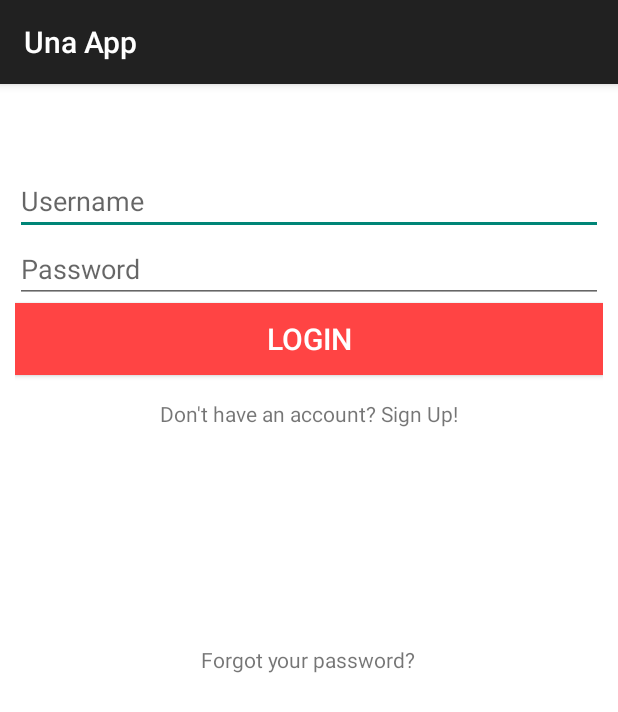
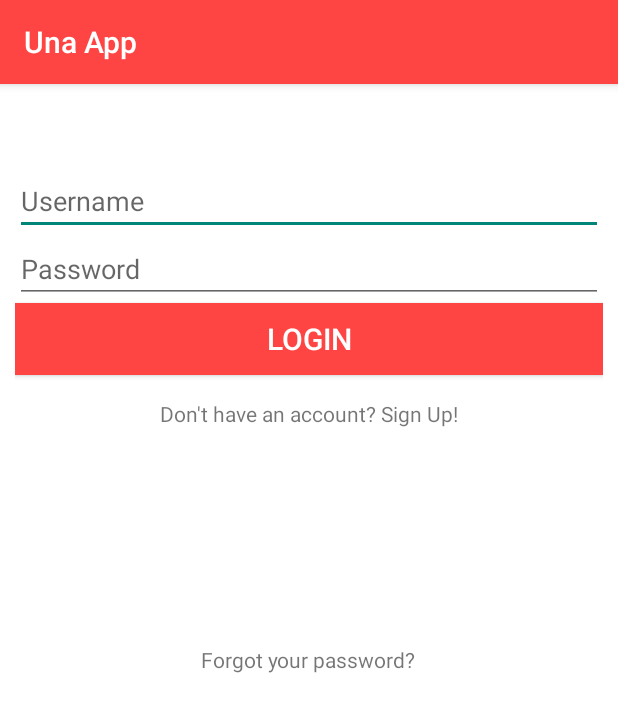
Before and after one commit to toddAwesome/UnaApp, an Android app: the screen it shows after launch (EnterActivity), on a phone screen of 412 x 824 dp. Shown: the top 712 px of the screen. Run offline under Robolectric (Android 15) with nearby library versions, the phone set to English and light mode, and no system bars; our stand-ins replace ButterKnife; libraries missing offline, so code that uses them is left out: com.facebook; 3 statements that could not run were skipped.

Commit message:
this is the final project

```diff
--- a/app/src/main/java/com/arshsingh93/unaapp/EnterActivity.java
+++ b/app/src/main/java/com/arshsingh93/unaapp/EnterActivity.java
@@ -41,6 +41,7 @@ public class EnterActivity extends AppCompatActivity {
     @Override
     protected void onCreate(Bundle savedInstanceState) {
         super.onCreate(savedInstanceState);
+        setTheme(R.style.RedTheme);
         setContentView(R.layout.activity_enter);
 
 
```
